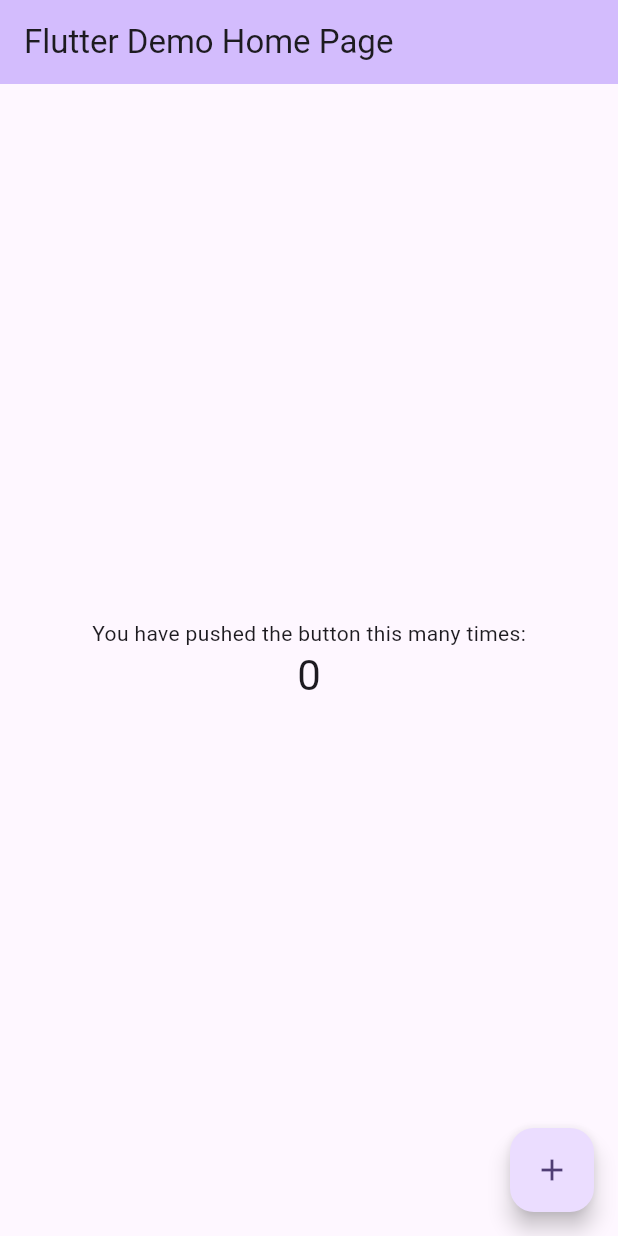
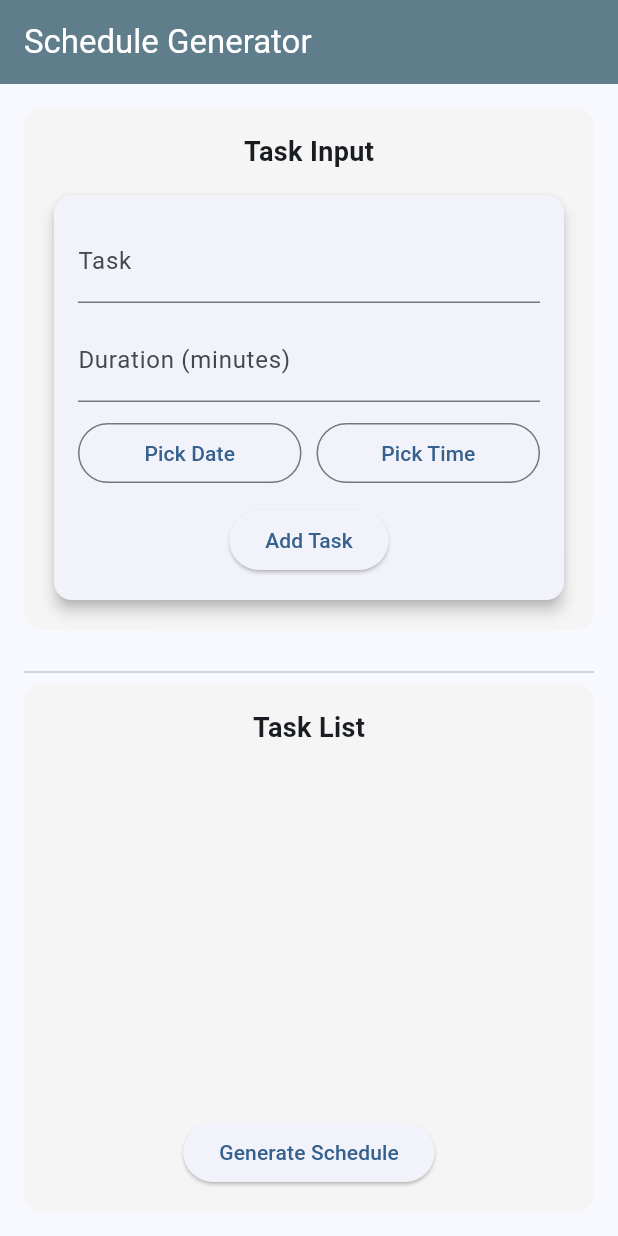
Before and after one commit to nailaalfatin/schedule-generator, a Flutter app: the screen it shows after launch, on a phone screen of 412 x 824 dp. Run offline on Flutter 3.47's test engine with Material 3 defaults, Android fonts, the phone set to English and light mode, and no system bars; our stand-ins replace flutter_dotenv, flutter_markdown.

Commit message:
Implement all features

```diff
--- a/lib/main.dart
+++ b/lib/main.dart
@@ -1,122 +1,27 @@
 import 'package:flutter/material.dart';
+import 'package:flutter_dotenv/flutter_dotenv.dart';
+import 'package:intl/date_symbol_data_local.dart';
+import 'package:schedule_generator/ui/home_screen.dart';
 
-void main() {
-  runApp(const MyApp());
+Future<void> main() async {
+  await dotenv.load(fileName: ".env");
+  await initializeDateFormatting('id_ID', null);
+  runApp(ScheduleGeneratorApp());
 }
 
-class MyApp extends StatelessWidget {
-  const MyApp({super.key});
+class ScheduleGeneratorApp extends StatelessWidget {
+  const ScheduleGeneratorApp({super.key});
 
-  // This widget is the root of your application.
   @override
   Widget build(BuildContext context) {
     return MaterialApp(
-      title: 'Flutter Demo',
+      debugShowCheckedModeBanner: false,
+      title: 'Schedule Generator App',
       theme: ThemeData(
-        // This is the theme of your application.
-        //
-        // TRY THIS: Try running your application with "flutter run". You'll see
-        // the application has a purple toolbar. Then, without quitting the app,
-        // try changing the seedColor in the colorScheme below to Colors.green
-        // and then invoke "hot reload" (save your changes or press the "hot
-        // reload" button in a Flutter-supported IDE, or press "r" if you used
-        // the command line to start the app).
-        //
-        // Notice that the counter didn't reset back to zero; the application
-        // state is not lost during the reload. To reset the state, use hot
-        // restart instead.
-        //
-        // This works for code too, not just values: Most code changes can be
-        // tested with just a hot reload.
-        colorScheme: ColorScheme.fromSeed(seedColor: Colors.deepPurple),
+        colorScheme: ColorScheme.fromSeed(seedColor: Colors.blue),
+        useMaterial3: true // itu biar kita make UI gaya terbaru dari Google (Material Design 3)
       ),
-      home: const MyHomePage(title: 'Flutter Demo Home Page'),
+      home: HomeScreen(),
     );
   }
 }
-
-class MyHomePage extends StatefulWidget {
-  const MyHomePage({super.key, required this.title});
-
-  // This widget is the home page of your application. It is stateful, meaning
-  // that it has a State object (defined below) that contains fields that affect
-  // how it looks.
-
-  // This class is the configuration for the state. It holds the values (in this
-  // case the title) provided by the parent (in this case the App widget) and
-  // used by the build method of the State. Fields in a Widget subclass are
-  // always marked "final".
-
-  final String title;
-
-  @override
-  State<MyHomePage> createState() => _MyHomePageState();
-}
-
-class _MyHomePageState extends State<MyHomePage> {
-  int _counter = 0;
-
-  void _incrementCounter() {
-    setState(() {
-      // This call to setState tells the Flutter framework that something has
-      // changed in this State, which causes it to rerun the build method below
-      // so that the display can reflect the updated values. If we changed
-      // _counter without calling setState(), then the build method would not be
-      // called again, and so nothing would appear to happen.
-      _counter++;
-    });
-  }
-
-  @override
-  Widget build(BuildContext context) {
-    // This method is rerun every time setState is called, for instance as done
-    // by the _incrementCounter method above.
-    //
-    // The Flutter framework has been optimized to make rerunning build methods
-    // fast, so that you can just rebuild anything that needs updating rather
-    // than having to individually change instances of widgets.
-    return Scaffold(
-      appBar: AppBar(
-        // TRY THIS: Try changing the color here to a specific color (to
-        // Colors.amber, perhaps?) and trigger a hot reload to see the AppBar
-        // change color while the other colors stay the same.
-        backgroundColor: Theme.of(context).colorScheme.inversePrimary,
-        // Here we take the value from the MyHomePage object that was created by
-        // the App.build method, and use it to set our appbar title.
-        title: Text(widget.title),
-      ),
-      body: Center(
-        // Center is a layout widget. It takes a single child and positions it
-        // in the middle of the parent.
-        child: Column(
-          // Column is also a layout widget. It takes a list of children and
-          // arranges them vertically. By default, it sizes itself to fit its
-          // children horizontally, and tries to be as tall as its parent.
-          //
-          // Column has various properties to control how it sizes itself and
-          // how it positions its children. Here we use mainAxisAlignment to
-          // center the children vertically; the main axis here is the vertical
-          // axis because Columns are vertical (the cross axis would be
-          // horizontal).
-          //
-          // TRY THIS: Invoke "debug painting" (choose the "Toggle Debug Paint"
-          // action in the IDE, or press "p" in the console), to see the
-          // wireframe for each widget.
-          mainAxisAlignment: MainAxisAlignment.center,
-          children: <Widget>[
-            const Text('You have pushed the button this many times:'),
-            Text(
-              '$_counter',
-              style: Theme.of(context).textTheme.headlineMedium,
-            ),
-          ],
-        ),
-      ),
-      floatingActionButton: FloatingActionButton(
-        onPressed: _incrementCounter,
-        tooltip: 'Increment',
-        child: const Icon(Icons.add),
-      ), // This trailing comma makes auto-formatting nicer for build methods.
-    );
-  }
-}
--- /dev/null
+++ b/lib/models/task.dart
@@ -0,0 +1,21 @@
+/*
+  File yang ada di dalam folder model, biasanya disebut dengan Data Class.
+
+  Biasanya Data Class di presentasikan dengan bundling, dengan mengimport
+  library Parcelize(Android Native)
+*/
+class Task {
+  final String name;
+  final int duration;
+  final DateTime deadline;
+
+  Task({required this.name, required this.duration, required this.deadline});
+
+  // override itu untuk membentuk suatu turunan dari sebuah object
+  // salah satu contohnya adalah adanya function didalam funciton
+  @override
+  String toString() {
+    return "Task{name: $name, duration: $duration, deadline: $deadline}";
+  }
+
+}
--- /dev/null
+++ b/lib/services/gemini_service.dart
@@ -0,0 +1,108 @@
+import 'dart:convert';
+
+import 'package:flutter_dotenv/flutter_dotenv.dart';
+import 'package:http/http.dart' as http;
+import 'package:intl/date_symbol_data_local.dart';
+import 'package:intl/intl.dart';
+import 'package:schedule_generator/models/task.dart';
+
+class GeminiService {
+  // Untuk gerbang komuniaksi awal antara client dan server
+  // Client = orang yang nge-consume (kode project kita)/kode project atau aplikasi yang telah di deploy
+  // Server = Gemini API
+  static const String _baseUrl =  "https://generativelanguage.googleapis.com/v1beta/models/gemini-2.0-flash:generateContent";
+
+  final String apiKey;
+
+  // Ini adalah sebuah ternary operator untuk memastikan apakan nilai dari API KEY tersedia atau kosong
+  GeminiService() : apiKey = dotenv.env["GEMINI_API_KEY"] ?? "" {
+    if (apiKey.isEmpty) {
+      throw ArgumentError( "Please input your API KEY");
+    }
+  }
+
+  // Logika untuk generating result dari input yang diberikan yang akan diotomasi oleh AI API
+  Future<String> generateSchedule(List<Task> tasks) async {
+    _validateTasks(tasks);
+    // variable yang digunakan untuk menampung prompt request yang akan di eksekusi oleh AI
+    final prompt = _buildPrompt(tasks);
+
+    // sebagai percobaan pengiriman request ke AI
+    try {
+      print("Prompt: \n$prompt");
+
+      // variable yang diguakan untuk menampung response dari request ke API AI
+      final response = await http.post(
+        // ini adalah starting point untuk penggunaan endpoint dari API
+        Uri.parse("$_baseUrl?key=$apiKey"),
+        headers: {
+          "Content-Type": "application/json",
+        },
+        body: jsonEncode({
+          "contents": [
+            {
+              "role": "user", // role disini maksudnya adalah seseorang yang memberikan instruksi kepada AI melalui promt
+              "parts": [
+                {"text": prompt}
+              ]
+            }
+          ]
+        })
+      );
+
+      return _handleResponse(response);
+    } catch (e) {
+      throw ArgumentError("Failed to generate schedule: $e");
+    }
+  }
+
+  String _handleResponse(http.Response response) {
+    final data = jsonDecode(response.body);
+    /*
+      switch adalah salahsatu cabang dari perkondisian yang berisi statement general yang dapat
+      dieksekusi oleh berbagai macam action (case yang itu yang ungu ungu), tanpa harus bergantung pada single-statement yang
+      dimiliki oleh setiap action yang ada pada parameter "case"
+    */
+    switch (response.statusCode) { // yang biru" itu statement general
+      case 200:
+        return data["candidates"][0]["content"]["parts"][0]["text"];
+      case 404:
+        throw ArgumentError("Server not found");
+      case 500:
+        throw ArgumentError("Internal server error");
+      default:
+        throw ArgumentError("Unknown Error: ${response.statusCode}");
+    }
+  }
+
+  String _buildPrompt(List<Task> tasks) {
+    // berfungsi untuk men-setting format tanggal dan waktu lokal (indonesian)
+    initializeDateFormatting();
+    final dateFormatter = DateFormat("dd MM yyyy 'pukul' hh:mm, 'id_ID'");
+    final taskList = tasks.map((task) {
+      final formatDeadline = dateFormatter.format(task.deadline);
+      return "- ${task.name} (Duration: ${task.duration} minutes, Deadline: $formatDeadline)";
+    });
+
+    //menggunakan framework R-T-A (Role-Task-Action) untuk prompting
+    return '''
+    Saya adalah seorang siswa, dan saya memiliki daftar sebagai berikut:
+
+    $taskList
+
+    Tolong susun jadwal yang optimal dan efisien berdasarkan daftar tersebut.
+    Tolong tentukan prioritasnya berdasarkan *deadline yang paling dekat* dan *durasi tugas*.
+    Tolong buat jadwal yang sistematis dari pagi hari, sampai malam hari.
+    Tolong pastikan semua tugas dapat selesai sebelum deadline.
+
+    Tolong buatkan output jadwal dalam format list per jam, misalnya:
+    - 08:00-09:00: Melaksanakan piket kamar
+    ''';
+  }
+
+  void _validateTasks(List<Task> tasks) {
+    // ini merupakan bentuk dari single statement dari if-else condition
+    if (tasks.isEmpty) throw ArgumentError("Please input your task before generating");
+  }
+
+}
--- /dev/null
+++ b/lib/ui/home-components/generate_button.dart
@@ -0,0 +1,18 @@
+import 'package:flutter/material.dart';
+
+class GenerateButton extends StatelessWidget {
+  final bool isLoading;
+  final VoidCallback onPressed;
+
+  const GenerateButton({super.key, required this.isLoading, required this.onPressed});
+
+  @override
+  Widget build(BuildContext context) {
+    return isLoading
+    ? CircularProgressIndicator()
+    : ElevatedButton(
+      onPressed: onPressed,
+      child: Text("Generate Schedule"),
+    );
+  }
+}
--- /dev/null
+++ b/lib/ui/home-components/task_input.dart
@@ -0,0 +1,128 @@
+import 'package:flutter/material.dart';
+import 'package:schedule_generator/models/task.dart';
+
+
+//IMPORTANT : untuk mendefinisikan sebuah variable yang bersifat public ataupun privat ,
+//wajib untuk di deslripsikan di dalam blok kode.
+// ini bersifat publik
+class TaskInputSection extends StatefulWidget {
+  final void Function(Task) onTaskAdded;
+
+  const TaskInputSection({super.key, required this.onTaskAdded});
+
+  @override
+  State<TaskInputSection> createState() => _TaskInputSectionState();
+}
+//ini bersifat privat
+class _TaskInputSectionState extends State<TaskInputSection> {
+  final taskController = TextEditingController();
+  final durationController = TextEditingController();
+  DateTime? selectedDate;
+  TimeOfDay? selectedTime;
+
+  void _addTask() {
+    // perkondisian apabila seluruh/beberapa input area masih kosong
+    if (taskController.text.isEmpty ||
+        durationController.text.isEmpty ||
+        selectedDate == null ||
+        // keyword return untuk memberitahukan mau apapun hasilnya yang penting ada salah satu value yang true deh, kalau isi satu maka masih bisa mereturn hasil dan ya ga mandatory
+        selectedTime == null) return;
+
+    // kalau semua sudah terisi maka akan diarahkan ke halaman berikutnya
+    final deadline = DateTime(
+      selectedDate!.year,
+      selectedDate!.month,
+      selectedDate!.day,
+      selectedTime!.hour,
+      selectedTime!.minute,
+    );
+
+    widget.onTaskAdded(Task(
+      name: taskController.text,
+      duration: int.tryParse(durationController.text) ?? 5,
+      deadline: deadline
+    ));
+    //statement ini akan di jalankan ketika satu buah task lengkap sudah berhasil dibuat
+    //dan di masukkan ke dalam container list tasks
+    taskController.clear();
+    durationController.clear();
+    setState(() {
+      selectedDate = null;
+      selectedTime = null;
+    });
+  }
+
+  void _pickDate() async {
+    final date = await showDatePicker(
+      context: context,
+      initialDate: DateTime.now(),
+      firstDate: DateTime.now(),
+      lastDate: DateTime(2030)
+    );
+    if (date != null) setState(() => selectedDate = date);
+  }
+
+  void _pickTime() async {
+    final time = await showTimePicker(
+      context: context,
+      initialTime: TimeOfDay.now()
+    );
+    if (time != null) setState(() => selectedTime = time);
+  }
+
+
+  @override
+  Widget build(BuildContext context) {
+    return Card(
+      elevation: 4,
+      child: Padding(
+        padding: EdgeInsets.all(16),
+        child: Column(
+          children: [
+            TextField(
+              controller: taskController,
+              decoration: InputDecoration(
+                labelText: 'Task',
+              ),
+            ),
+            SizedBox(height: 10),
+            TextField(
+              controller: durationController,
+              keyboardType: TextInputType.number,
+              decoration: InputDecoration(labelText: "Duration (minutes)"),
+            ),
+            SizedBox(height: 10,),
+            Row(
+              children: [
+                Expanded(
+                  child: OutlinedButton(
+                    onPressed: _pickDate,
+                    child: Text( selectedDate == null
+                    ? "Pick Date"
+                    : "${selectedDate!.toLocal()}".split(' ')[0]
+                    )
+                    )
+                  ),
+                  SizedBox(width: 10),
+                  Expanded(
+                    child: OutlinedButton(
+                      onPressed: _pickTime,
+                      child: Text( selectedTime == null
+                      ? "Pick Time"
+                      : selectedTime!.format(context)
+                      )
+                      )
+                    )
+              ],
+            ),
+            SizedBox(height: 10),
+            ElevatedButton(
+              onPressed: _addTask,
+              child: Text("Add Task")
+              )
+          ],
+        ),
+        ),
+    );
+  }
+}
--- /dev/null
+++ b/lib/ui/home-components/task_list.dart
@@ -0,0 +1,29 @@
+import 'package:flutter/material.dart';
+import 'package:schedule_generator/models/task.dart';
+
+class TaskList extends StatelessWidget {
+  final List<Task> tasks;
+  final void Function(int) onRemove;
+
+  const TaskList({super.key, required this.tasks, required this.onRemove});
+
+  @override
+  Widget build(BuildContext context) {
+    return ListView.builder(
+      itemCount: tasks.length,
+      // (_, 1) --> sintaks singkat untuk mendefinisikan sebuah perkondisian apabila indexnya tidak kosong
+      itemBuilder: (_, i) => Card(
+        child: ListTile(
+          title: Text(tasks[i].name),
+          subtitle: Text(
+            "The duration is: ${tasks[i].duration} min and the deadline is on: ${tasks[i].deadline.toLocal()}",
+          ),
+          trailing: IconButton(
+            icon: Icon(Icons.delete, color: Colors.red,),
+            onPressed: () => onRemove(i),
+            ),
+        ),
+      ),
+      );
+  }
+}
--- /dev/null
+++ b/lib/ui/home_screen.dart
@@ -0,0 +1,141 @@
+import 'package:flutter/material.dart';
+import 'package:schedule_generator/models/task.dart';
+import 'package:schedule_generator/services/gemini_service.dart';
+import 'package:schedule_generator/ui/home-components/generate_button.dart';
+import 'package:schedule_generator/ui/home-components/task_input.dart';
+import 'package:schedule_generator/ui/home-components/task_list.dart';
+import 'package:schedule_generator/ui/result_screen.dart';
+
+class HomeScreen extends StatefulWidget {
+  const HomeScreen({super.key});
+
+  @override
+  State<HomeScreen> createState() => _HomeScreenState();
+}
+
+class _HomeScreenState extends State<HomeScreen> {
+  final List<Task> tasks = [];
+  final GeminiService geminiService = GeminiService();
+  bool isLoading = false;
+  String? generatedResult;
+
+  // code handlng untuk action penambahan/penginputan task
+  void addTask(Task task) {
+    setState(() => tasks.add(task));
+  }
+
+  // code handling untuk action penghapusan task yang sudah di input
+  void removeTask(int index) {
+    setState(() => tasks.removeAt(index));
+  }
+
+  // code handlung untuk melakukan generate schedule berdasarkan input user
+  Future<void> generateSchedule() async {
+    setState(() => isLoading = true);
+    try {
+      final result = await geminiService.generateSchedule(tasks);
+      generatedResult = result;
+      if (context.mounted) _showSuccessDialog();
+    } catch (e) {
+      if (context.mounted) {
+        ScaffoldMessenger.of(context).showSnackBar(
+          SnackBar(content: Text("Failed to generate: $e")),
+        );
+      }
+    }
+    setState(() => isLoading = false);
+  }
+
+  void _showSuccessDialog() {
+    showDialog(
+      context: context,
+      builder: (_) => AlertDialog(
+        title: const Text("Congrats!"),
+        content: Text("Schedule generated successfully"),
+        actions: [
+          TextButton(
+            onPressed: () {
+              Navigator.push(
+                context,
+                MaterialPageRoute(builder: (_) => ResultScreen(
+                  result: generatedResult ?? "There's no result, please generate another task")
+                )
+              );
+            },
+            child: Text("View Result")
+          )
+        ],
+      )
+    );
+  }
+
+  @override
+  Widget build(BuildContext context) {
+    final sectionColor = Colors.grey[100];
+    final sectionTitleStyle = TextStyle(
+      fontSize: 18,
+      fontWeight: FontWeight.bold
+    );
+
+    return Scaffold(
+      appBar: AppBar(
+        title: Text("Schedule Generator"),
+        backgroundColor: Colors.blueGrey,
+        foregroundColor: Colors.white,
+      ),
+      body: Padding(
+        padding: EdgeInsets.all(16),
+        child: Column(
+          children: [
+            Container(
+              padding: EdgeInsets.all(16),
+              decoration: BoxDecoration(
+                color: sectionColor,
+                borderRadius: BorderRadius.circular(12)
+              ),
+              child: Column(
+                children: [
+                  Text(
+                    "Task Input",
+                    style: sectionTitleStyle
+                  ),
+                  SizedBox(height: 12),
+                  TaskInputSection(onTaskAdded: addTask)
+                ],
+              ),
+            ),
+            SizedBox(height: 20),
+            Divider(),
+            Expanded(
+              child: Container(
+                padding: EdgeInsets.all(16),
+                decoration: BoxDecoration(
+                  color: sectionColor,
+                  borderRadius: BorderRadius.circular(12)
+                ),
+                child: Column(
+                  crossAxisAlignment: CrossAxisAlignment.center,
+                  children: [
+                    Text("Task List", style: sectionTitleStyle,),
+                    SizedBox(height: 12),
+                    Expanded(
+                      child: TaskList(
+                        tasks: tasks,
+                        onRemove: removeTask
+                      ),
+                    ),
+                    SizedBox(height: 20),
+                    GenerateButton(
+                      isLoading: isLoading,
+                      onPressed: generateSchedule
+                    )
+                  ],
+                ),
+              )
+            ),
+          ],
+        ),
+      ),
+    );
+  }
+}
```
Also changed, not shown: lib/ui/result_screen.dart (added, +36 -0 lines), pubspec.yaml (+6 -2 lines), pubspec.lock, 3 other files.
